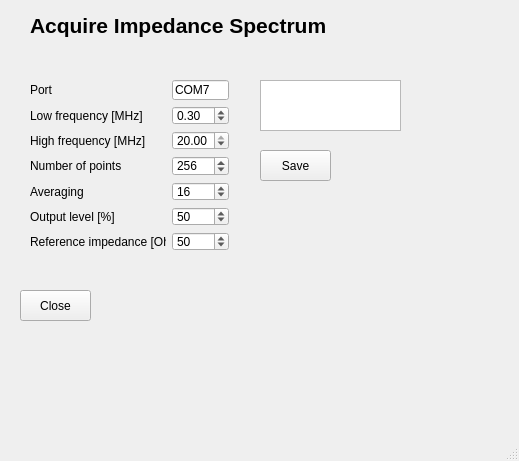
Before: the Qt Designer form trewmac_te3100/read_trewmac_gui.ui in Lars27/impedance_measurements, drawn with Qt 5.
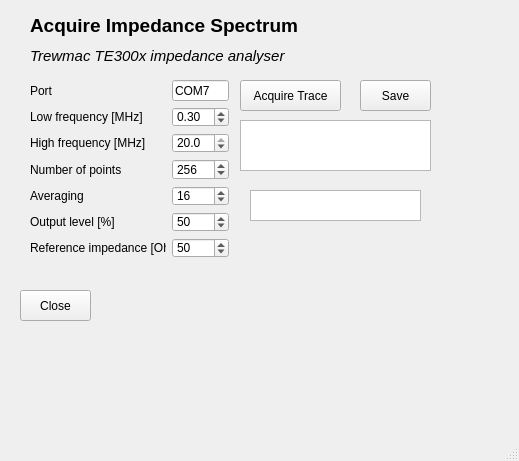
After: the same form once the commit is applied.

```diff
--- a/trewmac_te3100/read_trewmac_gui.ui
+++ b/trewmac_te3100/read_trewmac_gui.ui
@@ -25,7 +25,7 @@
     </property>
     <property name="font">
      <font>
-      <pointsize>16</pointsize>
+      <pointsize>14</pointsize>
       <weight>75</weight>
       <bold>true</bold>
      </font>
@@ -37,9 +37,9 @@
    <widget class="QTextEdit" name="graph_data">
     <property name="geometry">
      <rect>
-      <x>260</x>
-      <y>80</y>
-      <width>141</width>
+      <x>240</x>
+      <y>120</y>
+      <width>191</width>
       <height>51</height>
      </rect>
     </property>
@@ -63,10 +63,13 @@
       <x>30</x>
       <y>80</y>
       <width>199</width>
-      <height>171</height>
+      <height>178</height>
      </rect>
     </property>
-    <layout class="QGridLayout" name="gridLayout_3">
+    <property name="locale">
+     <locale language="English" country="UnitedKingdom"/>
+    </property>
+    <layout class="QGridLayout" name="parameter_gridLayout">
      <item row="5" column="0">
       <widget class="QLabel" name="label_9">
        <property name="text">
@@ -83,6 +86,15 @@
      </item>
      <item row="1" column="1">
       <widget class="QDoubleSpinBox" name="fmin_SpinBox">
+       <property name="locale">
+        <locale language="English" country="UnitedKingdom"/>
+       </property>
+       <property name="buttonSymbols">
+        <enum>QAbstractSpinBox::UpDownArrows</enum>
+       </property>
+       <property name="suffix">
+        <string/>
+       </property>
        <property name="decimals">
         <number>2</number>
        </property>
@@ -177,10 +189,10 @@
      <item row="2" column="1">
       <widget class="QDoubleSpinBox" name="fmax_SpinBox">
        <property name="decimals">
-        <number>2</number>
+        <number>1</number>
        </property>
        <property name="minimum">
-        <double>0.030000000000000</double>
+        <double>0.000000000000000</double>
        </property>
        <property name="maximum">
         <double>20.000000000000000</double>
@@ -209,8 +221,8 @@
    <widget class="QPushButton" name="close_button_2">
     <property name="geometry">
      <rect>
-      <x>260</x>
-      <y>150</y>
+      <x>360</x>
+      <y>80</y>
       <width>71</width>
       <height>31</height>
      </rect>
@@ -219,6 +231,53 @@
      <string>Save</string>
     </property>
    </widget>
+   <widget class="QPushButton" name="acquire_button">
+    <property name="geometry">
+     <rect>
+      <x>240</x>
+      <y>80</y>
+      <width>101</width>
+      <height>31</height>
+     </rect>
+    </property>
+    <property name="locale">
+     <locale language="English" country="UnitedKingdom"/>
+    </property>
+    <property name="text">
+     <string>Acquire Trace</string>
+    </property>
+   </widget>
+   <widget class="QLabel" name="subtitle_label">
+    <property name="geometry">
+     <rect>
+      <x>30</x>
+      <y>40</y>
+      <width>331</width>
+      <height>31</height>
+     </rect>
+    </property>
+    <property name="font">
+     <font>
+      <pointsize>11</pointsize>
+      <weight>50</weight>
+      <italic>true</italic>
+      <bold>false</bold>
+     </font>
+    </property>
+    <property name="text">
+     <string>Trewmac TE300x impedance analyser</string>
+    </property>
+   </widget>
+   <widget class="QTextEdit" name="status_textEdit">
+    <property name="geometry">
+     <rect>
+      <x>250</x>
+      <y>190</y>
+      <width>171</width>
+      <height>31</height>
+     </rect>
+    </property>
+   </widget>
   </widget>
   <widget class="QMenuBar" name="menubar">
    <property name="geometry">
```
Left out of the diff: 65 changed lines with no effect on the pictures.
